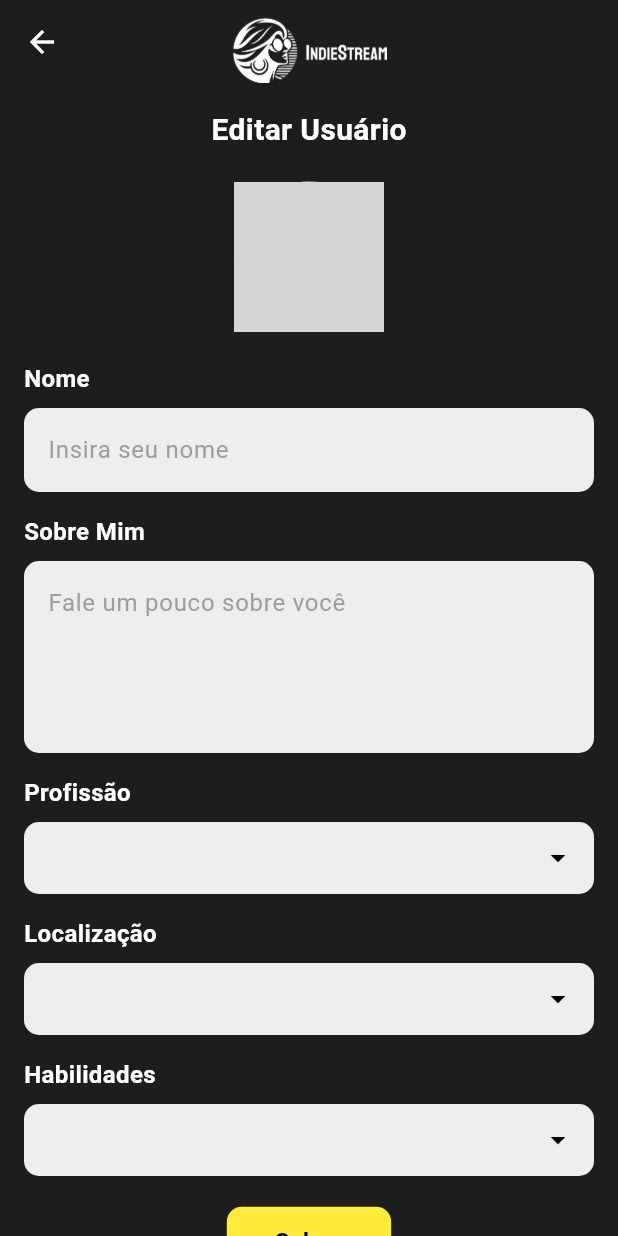
After one commit to LKaio16/indiestream-app, a Flutter app: the TelaEdicaoPerfil screen opened directly, on a phone screen of 412 x 824 dp. The commit adds this screen. Run offline on Flutter 3.47's test engine with Material 3 defaults, Android fonts, the phone set to English and light mode, and no system bars; network calls fail; grey boxes are pictures that could not be loaded.

Commit message:
feature: Pagina de edição de perfil criada e estilizada

```diff
--- /dev/null
+++ b/lib/edicao-perfil_screen.dart
@@ -0,0 +1,196 @@
+import 'package:flutter/material.dart';
+
+class TelaEdicaoPerfil extends StatefulWidget {
+  @override
+  _TelaEdicaoPerfilState createState() => _TelaEdicaoPerfilState();
+}
+
+class _TelaEdicaoPerfilState extends State<TelaEdicaoPerfil> {
+  List<String> listaLocalizacao = ["São Paulo", "Rio de Janeiro", "Belo Horizonte"];
+  List<String> listaHabilidades = ["Desenvolvedor", "Designer", "Fotógrafo"];
+  List<String> listaProfissao = ["Músico", "Ator", "Dançarino"];
+
+  String? localizacaoSelecionada;
+  String? habilidadeSelecionada;
+  String? profissaoSelecionada;
+
+  @override
+  Widget build(BuildContext context) {
+    return Scaffold(
+      backgroundColor: Color(0xFF1D1D1D),
+      appBar: AppBar(
+        backgroundColor: Color(0xFF1D1D1D),
+        elevation: 0,
+        automaticallyImplyLeading: false,
+        title: Column(
+          children: [
+            SizedBox(height: 20),
+            Image.asset('assets/logo.png', height: 45,), SizedBox(height: 10),
+          ],
+        ),
+        centerTitle: true,
+        leading: IconButton(
+          icon: Icon(Icons.arrow_back, color: Colors.white),
+          onPressed: () {
+            Navigator.pop(context);
+          },
+        ),
+      ),
+      body: SingleChildScrollView(
+        child: Padding(
+          padding: const EdgeInsets.all(16.0),
+          child: Column(
+            crossAxisAlignment: CrossAxisAlignment.center,
+            children: [
+              Text(
+                "Editar Usuário",
+                style: TextStyle(color: Colors.white, fontSize: 20, fontWeight: FontWeight.bold,),
+              ),
+              SizedBox(height: 20),
+              _criarFotoPerfil(),
+              SizedBox(height: 20),
+              _criarCampoTexto("Nome", "Insira seu nome"),
+              SizedBox(height: 15),
+              _criarCampoTexto("Sobre Mim", "Fale um pouco sobre você", maxLinhas: 4),
+              SizedBox(height: 15),
+              _criarListaSuspensa(
+                "Profissão",
+                listaProfissao,
+                profissaoSelecionada,
+                    (String? novoValor) {
+                  setState(() {
+                    profissaoSelecionada = novoValor;
+                  });
+                },
+              ),
+              SizedBox(height: 15),
+              _criarListaSuspensa(
+                "Localização",
+                listaLocalizacao,
+                localizacaoSelecionada,
+                    (String? novoValor) {
+                  setState(() {
+                    localizacaoSelecionada = novoValor;
+                  });
+                },
+              ),
+              SizedBox(height: 15),
+              _criarListaSuspensa(
+                "Habilidades",
+                listaHabilidades,
+                habilidadeSelecionada,
+                    (String? novoValor) {
+                  setState(() {habilidadeSelecionada = novoValor;
+                  });
+                },
+              ),
+              SizedBox(height: 20),
+              _criarBotaoSalvar(),
+            ],
+          ),
+        ),
+      ),
+    );
+  }
+
+  Widget _criarFotoPerfil() {
+    return Center(
+      child: Stack(
+        children: [
+          CircleAvatar(
+            radius: 50,
+            backgroundImage: NetworkImage("https://avatars.githubusercontent.com/u/100172960?v=4"),
+          ),
+          Positioned(
+            bottom: 0,
+            right: 0,
+            child: CircleAvatar(
+              backgroundColor: Colors.yellow,
+              radius: 18,
+              child: Icon(Icons.mode_edit, color: Colors.black, size: 18),
+            ),
+          ),
+        ],
+      ),
+    );
+  }
+
+  Widget _criarCampoTexto(String label, String hint, {int maxLinhas = 1}) {
+    return Column(
+      crossAxisAlignment: CrossAxisAlignment.start,
+      children: [
+        Text(
+          label,
+          style: TextStyle(color: Colors.white, fontSize: 16, fontWeight: FontWeight.bold),
+        ),
+        SizedBox(height: 8),
+        TextField(
+          maxLines: maxLinhas,
+          style: TextStyle(color: Colors.black),
+          decoration: InputDecoration(
+            hintText: hint,
+            hintStyle: TextStyle(color: Colors.grey),
+            filled: true,
+            fillColor: Colors.grey[200],
+            border: OutlineInputBorder(
+              borderRadius: BorderRadius.circular(10),
+              borderSide: BorderSide.none,
+            ),
+          ),
+        ),
+      ],
+    );
+  }
+
+  Widget _criarListaSuspensa(
+      String label, List<String> lista, String? valorSelecionado, Function(String?) onChanged) {
+    return Column(
+      crossAxisAlignment: CrossAxisAlignment.start,
+      children: [
+        Text(
+          label,
+          style: TextStyle(color: Colors.white, fontSize: 16, fontWeight: FontWeight.bold),
+        ),
+        SizedBox(height: 8),
+        Container(
+          padding: EdgeInsets.symmetric(horizontal: 12),
+          decoration: BoxDecoration(
+            color: Colors.grey[200],
+            borderRadius: BorderRadius.circular(10),
+          ),
+          child: DropdownButton<String>(
+            value: valorSelecionado,
+            isExpanded: true,
+            dropdownColor: Colors.white,
+            underline: SizedBox(),
+            icon: Icon(Icons.arrow_drop_down, color: Colors.black),
+            style: TextStyle(color: Colors.black),
+            items: lista.map((String item) {
+              return DropdownMenuItem<String>(
+                value: item,
+                child: Text(item),
+              );
+            }).toList(),
+            onChanged: onChanged,
+          ),
+        ),
+      ],
+    );
+  }
+
+  Widget _criarBotaoSalvar() {
+    return Center(
+      child: ElevatedButton(
+        onPressed: () {},
+        style: ElevatedButton.styleFrom(
+          backgroundColor: Colors.yellow,
+          padding: EdgeInsets.symmetric(horizontal: 32, vertical: 12),
+          shape: RoundedRectangleBorder(
+            borderRadius: BorderRadius.circular(10),
+          ),
+        ),
+        child: Text("Salvar", style: TextStyle(fontSize: 16, color: Colors.black, fontWeight: FontWeight.bold)),
+      ),
+    );
+  }
+}
--- a/lib/login_screen.dart
+++ b/lib/login_screen.dart
@@ -1,6 +1,7 @@
 
 import 'package:flutter/material.dart';
 import 'cadastro_screen.dart';
+import 'edicao-perfil_screen.dart' as TelaEdicaoPerfil;
 import 'package:http/http.dart' as http;
 import 'dart:convert';
 
@@ -61,21 +62,31 @@ class _LoginScreenState extends State<LoginScreen> {
   Widget build(BuildContext context) {
     return Scaffold(
       backgroundColor: Color(0xFF1D1D1D),
-      body: Center(
+      body  : Center(
         child: SingleChildScrollView(
           child: Padding(
             padding: const EdgeInsets.all(16.0),
             child: Column(
               mainAxisAlignment: MainAxisAlignment.center,
               children: [
-                Image.asset(
-                  'assets/logo.png',
-                  height: 80,
+                GestureDetector(
+                  onTap: () {
+                    Navigator.push(
+                      context,
+                      MaterialPageRoute(builder: (context) => TelaEdicaoPerfil.TelaEdicaoPerfil()), // Usando o alias para acessar a classe
+                    );
+                  },
+                  child: Image.asset(
+                    'assets/logo.png',
+                    height: 80,
+                  ),
                 ),
+
                 const SizedBox(height: 20),
                 const Text(
                   'Faça login em sua conta',
                   style: TextStyle(
+
                     color: Colors.white,
                     fontSize: 20,
                     fontWeight: FontWeight.bold,
```
